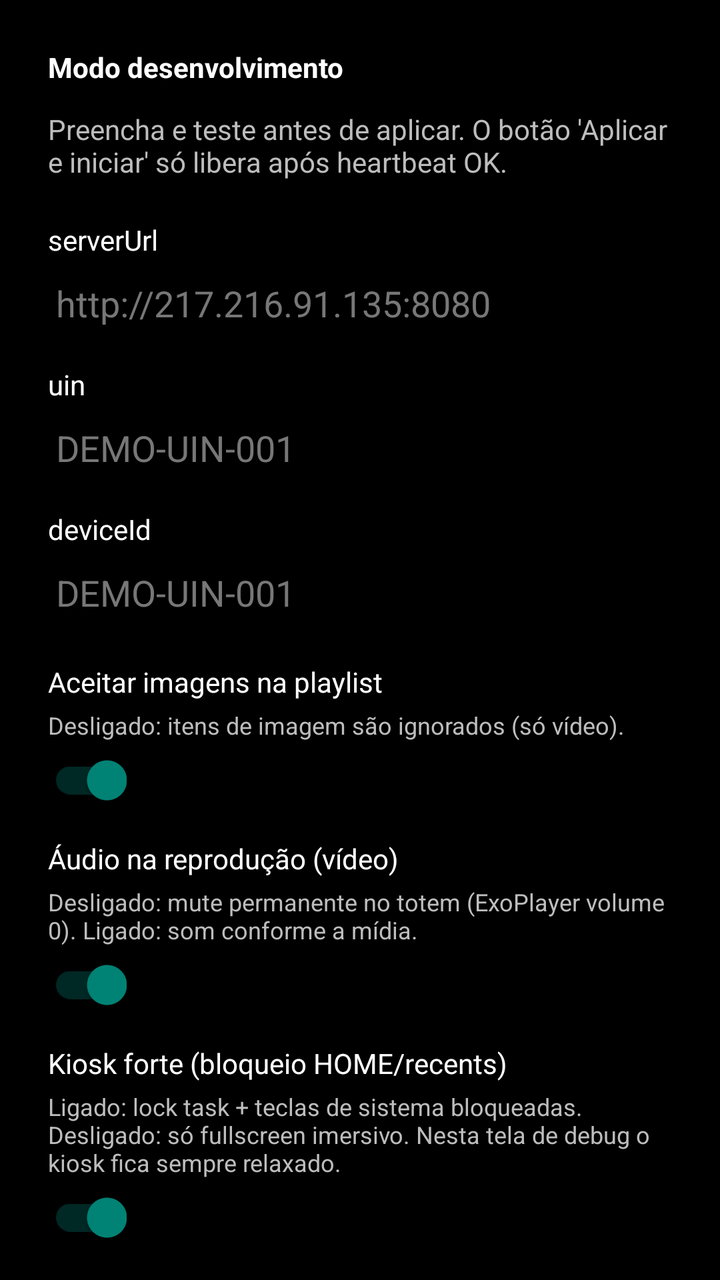
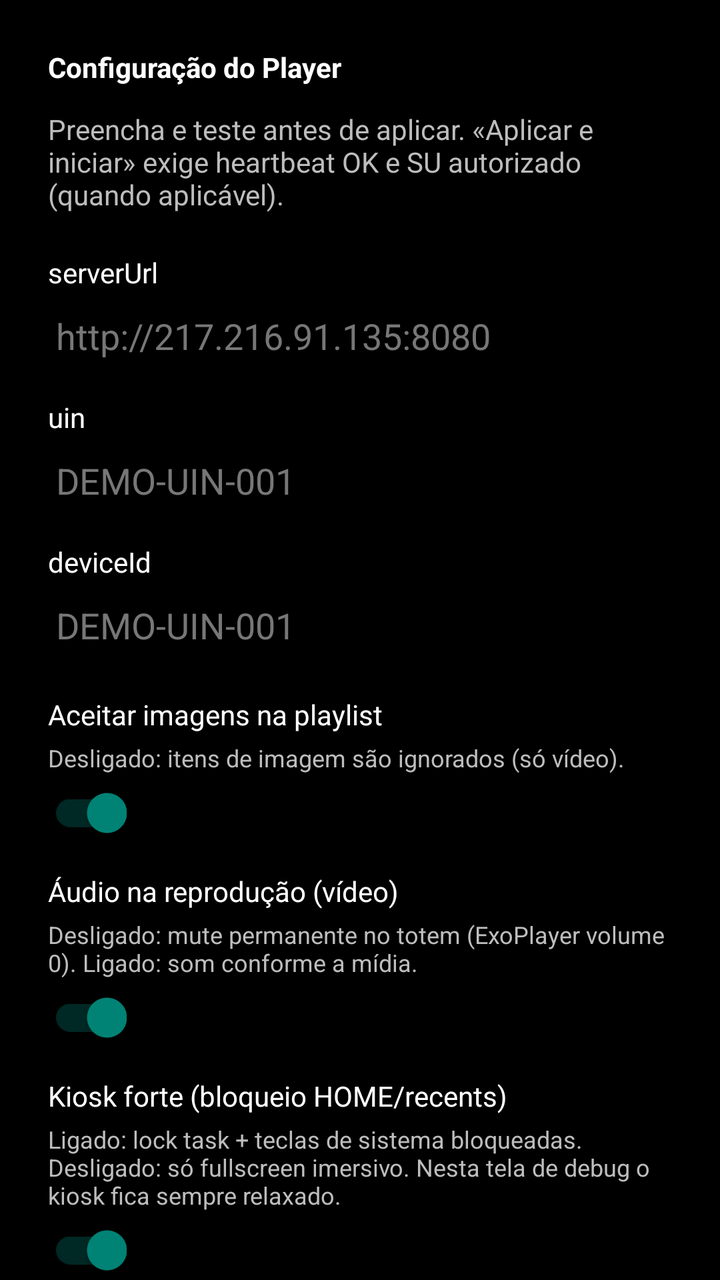

The first picture is an Android layout as it rendered before a commit; the second is the same layout after the commit. The layout source and the unified diff follow.
<!-- AndroidManifest.xml: activity theme Theme.PlayerAD -->
<!-- res/layout/activity_debug_config.xml -->
<?xml version="1.0" encoding="utf-8"?>
<ScrollView xmlns:android="http://schemas.android.com/apk/res/android"
    android:layout_width="match_parent"
    android:layout_height="match_parent"
    android:background="#000000">

    <LinearLayout
        android:layout_width="match_parent"
        android:layout_height="wrap_content"
        android:padding="24dp"
        android:orientation="vertical">

        <TextView
            android:id="@+id/textReason"
            android:layout_width="match_parent"
            android:layout_height="wrap_content"
            android:textColor="#FFFFFF"
            android:textStyle="bold"
            android:text="Modo desenvolvimento"/>

        <TextView
            android:layout_width="match_parent"
            android:layout_height="wrap_content"
            android:layout_marginTop="12dp"
            android:textColor="#BDBDBD"
            android:text="Preencha e teste antes de aplicar. O botão 'Aplicar e iniciar' só libera após heartbeat OK."/>

        <TextView
            android:layout_width="match_parent"
            android:layout_height="wrap_content"
            android:layout_marginTop="20dp"
            android:textColor="#FFFFFF"
            android:text="serverUrl"/>

        <EditText
            android:id="@+id/editServerUrl"
            android:layout_width="match_parent"
            android:layout_height="wrap_content"
            android:inputType="textUri"
            android:textColor="#FFFFFF"
            android:textColorHint="#777777"
            android:hint="http://217.216.91.135:8080"/>

        <TextView
            android:layout_width="match_parent"
            android:layout_height="wrap_content"
            android:layout_marginTop="12dp"
            android:textColor="#FFFFFF"
            android:text="uin"/>

        <EditText
            android:id="@+id/editUin"
            android:layout_width="match_parent"
            android:layout_height="wrap_content"
            android:inputType="text"
            android:textColor="#FFFFFF"
            android:textColorHint="#777777"
            android:hint="DEMO-UIN-001"/>

        <TextView
            android:layout_width="match_parent"
            android:layout_height="wrap_content"
            android:layout_marginTop="12dp"
            android:textColor="#FFFFFF"
            android:text="deviceId"/>

        <EditText
            android:id="@+id/editDeviceId"
            android:layout_width="match_parent"
            android:layout_height="wrap_content"
            android:inputType="text"
            android:textColor="#FFFFFF"
            android:textColorHint="#777777"
            android:hint="DEMO-UIN-001"/>

        <TextView
            android:layout_width="match_parent"
            android:layout_height="wrap_content"
            android:layout_marginTop="16dp"
            android:textColor="#FFFFFF"
            android:text="Aceitar imagens na playlist"/>

        <TextView
            android:layout_width="match_parent"
            android:layout_height="wrap_content"
            android:layout_marginTop="4dp"
            android:textColor="#BDBDBD"
            android:textSize="12sp"
            android:text="Desligado: itens de imagem são ignorados (só vídeo)."/>

        <androidx.appcompat.widget.SwitchCompat
            android:id="@+id/switchAcceptImages"
            android:layout_width="wrap_content"
            android:layout_height="wrap_content"
            android:layout_marginTop="6dp"
            android:checked="true"/>

        <TextView
            android:layout_width="match_parent"
            android:layout_height="wrap_content"
            android:layout_marginTop="16dp"
            android:textColor="#FFFFFF"
            android:text="Áudio na reprodução (vídeo)"/>

        <TextView
            android:layout_width="match_parent"
            android:layout_height="wrap_content"
            android:layout_marginTop="4dp"
            android:textColor="#BDBDBD"
            android:textSize="12sp"
            android:text="Desligado: mute permanente no totem (ExoPlayer volume 0). Ligado: som conforme a mídia."/>

        <androidx.appcompat.widget.SwitchCompat
            android:id="@+id/switchAllowPlaybackAudio"
            android:layout_width="wrap_content"
            android:layout_height="wrap_content"
            android:layout_marginTop="6dp"
            android:checked="true"/>

        <TextView
            android:layout_width="match_parent"
            android:layout_height="wrap_content"
            android:layout_marginTop="16dp"
            android:textColor="#FFFFFF"
            android:text="Kiosk forte (bloqueio HOME/recents)"/>

        <TextView
            android:layout_width="match_parent"
            android:layout_height="wrap_content"
            android:layout_marginTop="4dp"
            android:textColor="#BDBDBD"
            android:textSize="12sp"
            android:text="Ligado: lock task + teclas de sistema bloqueadas. Desligado: só fullscreen imersivo. Nesta tela de debug o kiosk fica sempre relaxado."/>

        <androidx.appcompat.widget.SwitchCompat
            android:id="@+id/switchStrongKiosk"
            android:layout_width="wrap_content"
            android:layout_height="wrap_content"
            android:layout_marginTop="6dp"
            android:checked="true"/>

        <TextView
            android:layout_width="match_parent"
            android:layout_height="wrap_content"
            android:layout_marginTop="16dp"
            android:textColor="#FFFFFF"
            android:text="Orientação da tela"/>

        <TextView
            android:layout_width="match_parent"
            android:layout_height="wrap_content"
            android:layout_marginTop="4dp"
            android:textColor="#BDBDBD"
            android:textSize="12sp"
            android:text="Portrait 9:16 para totem vertical. O instalador ADB também fixa rotação no SO."/>

        <Spinner
            android:id="@+id/spinnerScreenOrientation"
            android:layout_width="match_parent"
            android:layout_height="wrap_content"
            android:layout_marginTop="8dp"/>

        <TextView
            android:id="@+id/textOrientationDegrees"
            android:layout_width="match_parent"
            android:layout_height="wrap_content"
            android:layout_marginTop="8dp"
            android:textColor="#BDBDBD"
            android:textSize="13sp"
            android:text="0° — retrato (portrait)"/>

        <Button
            android:id="@+id/btnRotateScreen"
            android:layout_width="match_parent"
            android:layout_height="wrap_content"
            android:layout_marginTop="8dp"
            android:text="Girar 90°"/>

        <TextView
            android:layout_width="match_parent"
            android:layout_height="wrap_content"
            android:layout_marginTop="4dp"
            android:textColor="#777777"
            android:textSize="11sp"
            android:text="Cada toque gira a tela e grava em player-config.json (app). Rotação do Android (SO) continua via ADB."/>

        <TextView
            android:layout_width="match_parent"
            android:layout_height="wrap_content"
            android:layout_marginTop="12dp"
            android:textColor="#FFFFFF"
            android:text="Provisionamento do sistema (ADB)"/>

        <TextView
            android:layout_width="match_parent"
            android:layout_height="wrap_content"
            android:layout_marginTop="4dp"
            android:textColor="#BDBDBD"
            android:textSize="12sp"
            android:text="Somente leitura. Portrait no SO e launcher exigem install-player-adb.ps1 no PC com depuração USB."/>

        <TextView
            android:id="@+id/textSystemProvisioning"
            android:layout_width="match_parent"
            android:layout_height="wrap_content"
            android:layout_marginTop="8dp"
            android:textColor="#9E9E9E"
            android:textSize="11sp"
            android:fontFamily="monospace"
            android:text="A carregar..."/>

        <TextView
            android:layout_width="match_parent"
            android:layout_height="wrap_content"
            android:layout_marginTop="16dp"
            android:textColor="#FFFFFF"
            android:text="Máx. segundos sem verificar servidor"/>

        <TextView
            android:layout_width="match_parent"
            android:layout_height="wrap_content"
            android:layout_marginTop="4dp"
            android:textColor="#BDBDBD"
            android:textSize="12sp"
            android:text="Checagem híbrida: por ciclo + tempo máximo. Mínimo: 10s (recomendado: 30-60s)."/>

        <EditText
            android:id="@+id/editMaxSecondsWithoutServerCheck"
            android:layout_width="match_parent"
            android:layout_height="wrap_content"
            android:layout_marginTop="6dp"
            android:inputType="number"
            android:textColor="#FFFFFF"
            android:textColorHint="#777777"
            android:hint="60"/>

        <TextView
            android:layout_width="match_parent"
            android:layout_height="wrap_content"
            android:layout_marginTop="16dp"
            android:textColor="#FFFFFF"
            android:text="Armazenamento (mídias / cache)"/>

        <TextView
            android:layout_width="match_parent"
            android:layout_height="wrap_content"
            android:layout_marginTop="4dp"
            android:textColor="#BDBDBD"
            android:textSize="12sp"
            android:text="auto = preferir volume removível (USB/SD) se o Android expuser em getExternalFilesDirs; path_override = pasta absoluta."/>

        <Spinner
            android:id="@+id/spinnerStorage"
            android:layout_width="match_parent"
            android:layout_height="wrap_content"
            android:layout_marginTop="8dp"/>

        <TextView
            android:layout_width="match_parent"
            android:layout_height="wrap_content"
            android:layout_marginTop="8dp"
            android:textColor="#FFFFFF"
            android:textSize="12sp"
            android:text="Caminho (só se path_override)"/>

        <EditText
            android:id="@+id/editStoragePath"
            android:layout_width="match_parent"
            android:layout_height="wrap_content"
            android:inputType="textUri"
            android:textColor="#FFFFFF"
            android:textColorHint="#777777"
            android:hint="/storage/.../Android/data/.../files"/>

        <TextView
            android:layout_width="match_parent"
            android:layout_height="wrap_content"
            android:layout_marginTop="20dp"
            android:textColor="#FFFFFF"
            android:textStyle="bold"
            android:text="Rede local (IPv4)"/>

        <TextView
            android:layout_width="match_parent"
            android:layout_height="wrap_content"
            android:layout_marginTop="6dp"
            android:textColor="#BDBDBD"
            android:textSize="12sp"
            android:text="Interfaces detectadas neste aparelho (eth/en = cabo, wlan = Wi‑Fi)."/>

        <TextView
            android:layout_width="match_parent"
            android:layout_height="wrap_content"
            android:layout_marginTop="10dp"
            android:textColor="#9CCC65"
            android:textSize="12sp"
            android:text="Ethernet"/>

        <TextView
            android:id="@+id/textIpEthernet"
            android:layout_width="match_parent"
            android:layout_height="wrap_content"
            android:textColor="#FFFFFF"
            android:textSize="13sp"
            android:fontFamily="monospace"
            android:text="—"/>

        <TextView
            android:layout_width="match_parent"
            android:layout_height="wrap_content"
            android:layout_marginTop="10dp"
            android:textColor="#64B5F6"
            android:textSize="12sp"
            android:text="Wi‑Fi"/>

        <TextView
            android:id="@+id/textIpWifi"
            android:layout_width="match_parent"
            android:layout_height="wrap_content"
            android:textColor="#FFFFFF"
            android:textSize="13sp"
            android:fontFamily="monospace"
            android:text="—"/>

        <TextView
            android:id="@+id/labelIpOther"
            android:layout_width="match_parent"
            android:layout_height="wrap_content"
            android:layout_marginTop="10dp"
            android:textColor="#BDBDBD"
            android:textSize="12sp"
            android:visibility="gone"
            android:text="Outras interfaces"/>

        <TextView
            android:id="@+id/textIpOther"
            android:layout_width="match_parent"
            android:layout_height="wrap_content"
            android:textColor="#FFFFFF"
            android:textSize="12sp"
            android:fontFamily="monospace"
            android:visibility="gone"
            android:text=""/>

        <TextView
            android:layout_width="match_parent"
            android:layout_height="wrap_content"
            android:layout_marginTop="20dp"
            android:textColor="#FFFFFF"
            android:textStyle="bold"
            android:text="Estado offline"/>

        <TextView
            android:layout_width="match_parent"
            android:layout_height="wrap_content"
            android:layout_marginTop="6dp"
            android:textColor="#BDBDBD"
            android:textSize="11sp"
            android:text="Fonte do plano, último DispatchPlan persistido e total de mídias locais (propagandas/vinhetas)."/>

        <TextView
            android:id="@+id/textOfflineState"
            android:layout_width="match_parent"
            android:layout_height="wrap_content"
            android:layout_marginTop="8dp"
            android:textColor="#E0E0E0"
            android:textSize="12sp"
            android:fontFamily="monospace"
            android:text="(carregar...)"/>

        <LinearLayout
            android:layout_width="match_parent"
            android:layout_height="wrap_content"
            android:orientation="horizontal"
            android:layout_marginTop="18dp">

            <Button
                android:id="@+id/btnRegisterActivation"
                android:layout_width="match_parent"
                android:layout_height="wrap_content"
                android:text="Vincular código ao hardware"/>
        </LinearLayout>

        <LinearLayout
            android:layout_width="match_parent"
            android:layout_height="wrap_content"
            android:orientation="horizontal"
            android:layout_marginTop="12dp">

            <Button
                android:id="@+id/btnTestHeartbeat"
                android:layout_width="0dp"
                android:layout_height="wrap_content"
                android:layout_weight="1"
                android:text="Teste heartbeat"/>

            <Button
                android:id="@+id/btnTestDispatch"
                android:layout_width="0dp"
                android:layout_height="wrap_content"
                android:layout_weight="1"
                android:layout_marginStart="12dp"
                android:text="DispatchPlan"/>
        </LinearLayout>

        <LinearLayout
            android:layout_width="match_parent"
            android:layout_height="wrap_content"
            android:orientation="horizontal"
            android:layout_marginTop="12dp">

            <Button
                android:id="@+id/btnApplyAndStart"
                android:layout_width="0dp"
                android:layout_height="wrap_content"
                android:layout_weight="1"
                android:text="Aplicar e iniciar"/>

            <Button
                android:id="@+id/btnStartWithoutSave"
                android:layout_width="0dp"
                android:layout_height="wrap_content"
                android:layout_weight="1"
                android:layout_marginStart="12dp"
                android:text="Iniciar sem salvar"/>
        </LinearLayout>

        <TextView
            android:id="@+id/textStatus"
            android:layout_width="match_parent"
            android:layout_height="wrap_content"
            android:layout_marginTop="18dp"
            android:textColor="#FFFFFF"
            android:textSize="12sp"
            android:text="Status..."/>

        <TextView
            android:layout_width="match_parent"
            android:layout_height="wrap_content"
            android:layout_marginTop="24dp"
            android:textColor="#FFFFFF"
            android:textStyle="bold"
            android:text="Registo operacional"/>

        <TextView
            android:layout_width="match_parent"
            android:layout_height="wrap_content"
            android:layout_marginTop="6dp"
            android:textColor="#BDBDBD"
            android:textSize="11sp"
            android:text="Ações, erros e recebimento de DispatchPlan (data/hora). Ficheiro privado em filesDir do app."/>

        <LinearLayout
            android:layout_width="match_parent"
            android:layout_height="wrap_content"
            android:orientation="horizontal"
            android:layout_marginTop="10dp">

            <Button
                android:id="@+id/btnRefreshOperationalLog"
                android:layout_width="0dp"
                android:layout_height="wrap_content"
                android:layout_weight="1"
                android:text="Atualizar registo"/>

            <Button
                android:id="@+id/btnClearOperationalLog"
                android:layout_width="0dp"
                android:layout_height="wrap_content"
                android:layout_weight="1"
                android:layout_marginStart="12dp"
                android:text="Limpar registo"/>
        </LinearLayout>

        <ScrollView
            android:layout_width="match_parent"
            android:layout_height="320dp"
            android:layout_marginTop="8dp"
            android:fillViewport="true"
            android:background="#1A1A1A">

            <TextView
                android:id="@+id/textOperationalLog"
                android:layout_width="match_parent"
                android:layout_height="wrap_content"
                android:padding="10dp"
                android:textColor="#E0E0E0"
                android:textSize="10sp"
                android:fontFamily="monospace"
                android:textIsSelectable="true"
                android:text="(carregar…)"/>
        </ScrollView>

    </LinearLayout>
</ScrollView>
<!-- resources referenced by this layout -->
<resources>
  <style name="Theme.PlayerAD" parent="Theme.AppCompat.Light.NoActionBar">
          <item name="android:windowFullscreen">true</item>
          <item name="android:showOnLockScreen">true</item>
      </style>
</resources>

<!-- the commit's change to res/layout/activity_debug_config.xml (unified diff, before → after) -->
@@ -16,14 +16,59 @@
             android:layout_height="wrap_content"
             android:textColor="#FFFFFF"
             android:textStyle="bold"
-            android:text="Modo desenvolvimento"/>
+            android:text="Configuração do Player"/>
+
+        <LinearLayout
+            android:id="@+id/panelSuSetup"
+            android:layout_width="match_parent"
+            android:layout_height="wrap_content"
+            android:layout_marginTop="16dp"
+            android:background="#1E2A1E"
+            android:orientation="vertical"
+            android:padding="16dp"
+            android:visibility="gone">
+
+            <TextView
+                android:layout_width="match_parent"
+                android:layout_height="wrap_content"
+                android:text="@string/su_section_title"
+                android:textColor="#A5D6A7"
+                android:textSize="16sp"
+                android:textStyle="bold" />
+
+            <TextView
+                android:layout_width="match_parent"
+                android:layout_height="wrap_content"
+                android:layout_marginTop="8dp"
+                android:lineSpacingExtra="3dp"
+                android:text="@string/su_section_hint"
+                android:textColor="#C8E6C9"
+                android:textSize="13sp" />
+
+            <TextView
+                android:id="@+id/textSuStatus"
+                android:layout_width="match_parent"
+                android:layout_height="wrap_content"
+                android:layout_marginTop="12dp"
+                android:text="@string/su_status_pending"
+                android:textColor="#FFFFFF"
+                android:textSize="14sp"
+                android:textStyle="bold" />
+
+            <Button
+                android:id="@+id/btnRequestSu"
+                android:layout_width="match_parent"
+                android:layout_height="wrap_content"
+                android:layout_marginTop="12dp"
+                android:text="@string/su_btn_request" />
+        </LinearLayout>
 
         <TextView
             android:layout_width="match_parent"
             android:layout_height="wrap_content"
             android:layout_marginTop="12dp"
             android:textColor="#BDBDBD"
-            android:text="Preencha e teste antes de aplicar. O botão 'Aplicar e iniciar' só libera após heartbeat OK."/>
+            android:text="Preencha e teste antes de aplicar. «Aplicar e iniciar» exige heartbeat OK e SU autorizado (quando aplicável)."/>
 
         <TextView
             android:layout_width="match_parent"
<!-- resource entries referenced after the edit -->
@@ -1,5 +1,9 @@
 <!-- resources referenced by this layout -->
 <resources>
+  <string name="su_btn_request">Solicitar autorização SU</string>
+  <string name="su_section_hint">Toque no botão abaixo. O diálogo do Android aparecerá por cima desta tela — use o controle para selecionar Permitir.\n\nAlguns firmwares voltam a perguntar em ~15 min sem opção permanente; isso é do sistema.</string>
+  <string name="su_section_title">1. Autorização root (SU) — obrigatório</string>
+  <string name="su_status_pending">Status: pendente — autorize na janela do Android</string>
   <style name="Theme.PlayerAD" parent="Theme.AppCompat.Light.NoActionBar">
           <item name="android:windowFullscreen">true</item>
           <item name="android:showOnLockScreen">true</item>
